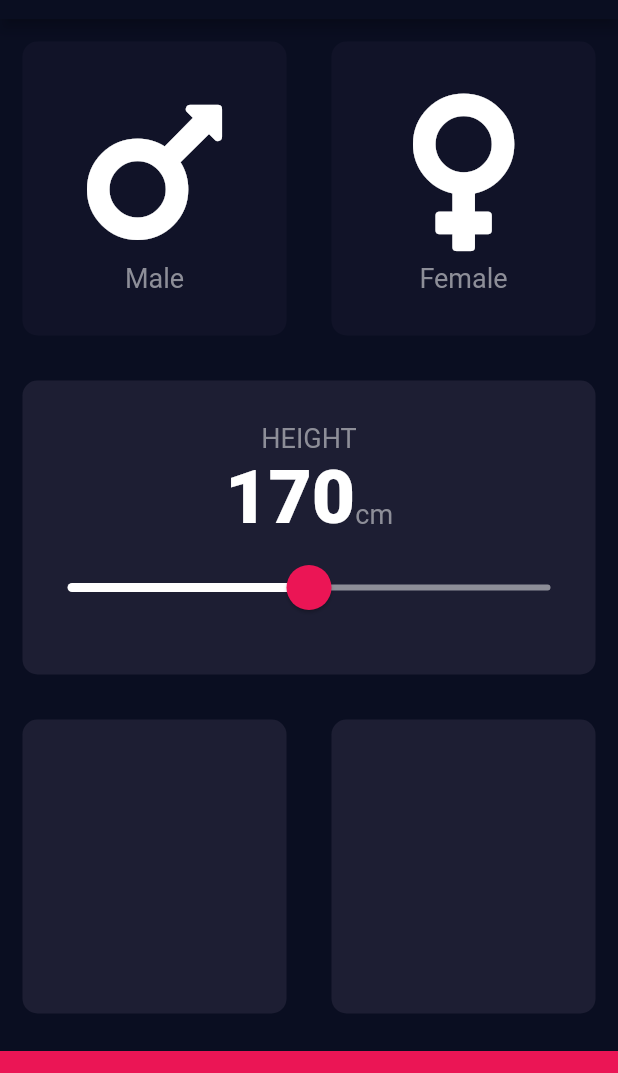
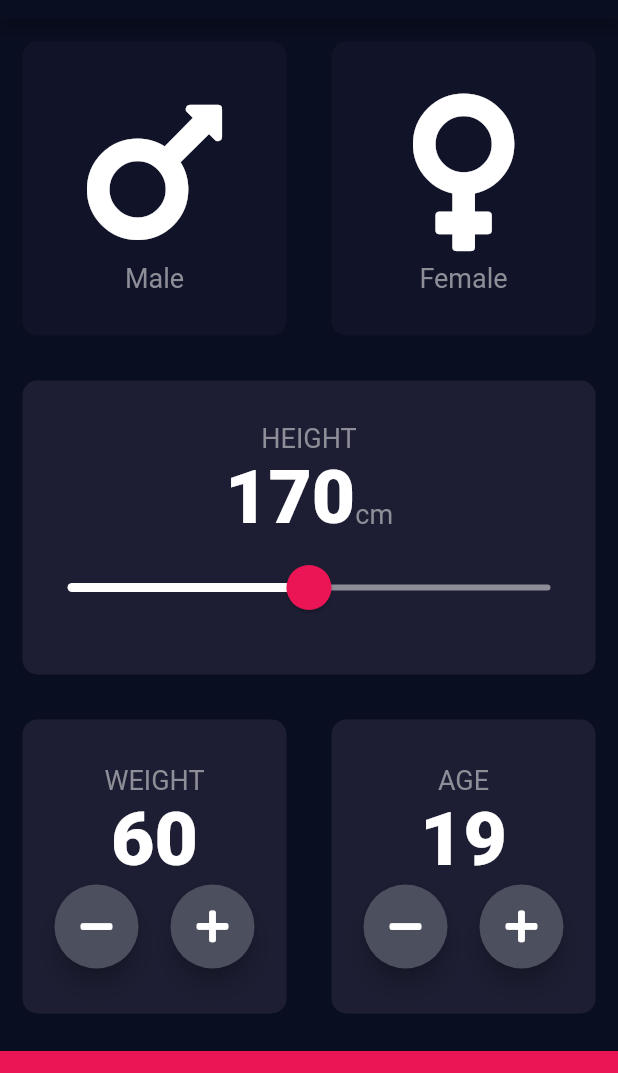
Before and after one commit to aryailham/Flutter-Udemy, a Flutter app: the screen it shows after launch, on a phone screen of 412 x 824 dp, the part 65-1138 px from its top. Run offline on Flutter 3.47's test engine with Material 2 defaults, Android fonts, the light colour scheme and no system bars; our stand-ins replace audioplayers, font_awesome_flutter.

Commit message:
completed course 132

```diff
--- a/bmi-calculator-flutter-master/lib/input_page.dart
+++ b/bmi-calculator-flutter-master/lib/input_page.dart
@@ -16,7 +16,10 @@ class _InputPageState extends State<InputPage> {
 
   Color maleCardColor = kInactiveCardColor;
   Color femaleCardColor = kInactiveCardColor;
+
   int height = 170;
+  int weight = 60;
+  int age = 19;
 
   void changeGender(Gender gender) {
     selectedGender = gender;
@@ -104,7 +107,72 @@ class _InputPageState extends State<InputPage> {
           Expanded(
               flex: 1,
               child: Row(
-                children: [ReusableCard(), ReusableCard()],
+                children: [
+                  ReusableCard(
+                    cardChild: Column(
+                      mainAxisAlignment: MainAxisAlignment.center,
+                      children: [
+                        Text("WEIGHT", style: kLabelTextStyle),
+                        Text(weight.toString(), style: kNumberTextStyle),
+                        Row(
+                          mainAxisAlignment: MainAxisAlignment.spaceEvenly,
+                          children: [
+                            RoundIconButton(
+                              child: Icon(FontAwesomeIcons.minus),
+                              onPressed: () {
+                                setState(() {
+                                  if(weight > 0) {
+                                    weight -= 1;
+                                  }
+                                });
+                              },
+                            ),
+                            RoundIconButton(
+                              child: Icon(FontAwesomeIcons.plus),
+                              onPressed: () {
+                                setState(() {
+                                  weight += 1;
+                                });
+                              },
+                            )
+                          ],
+                        ),
+                      ],
+                    ),
+                  ),
+                  ReusableCard(
+                    cardChild: Column(
+                      mainAxisAlignment: MainAxisAlignment.center,
+                      children: [
+                        Text("AGE", style: kLabelTextStyle),
+                        Text(age.toString(), style: kNumberTextStyle),
+                        Row(
+                          mainAxisAlignment: MainAxisAlignment.spaceEvenly,
+                          children: [
+                            RoundIconButton(
+                              child: Icon(FontAwesomeIcons.minus),
+                              onPressed: () {
+                                setState(() {
+                                  if(age > 0) {
+                                    age -= 1;
+                                  }
+                                });
+                              },
+                            ),
+                            RoundIconButton(
+                              child: Icon(FontAwesomeIcons.plus),
+                              onPressed: () {
+                                setState(() {
+                                  age += 1;
+                                });
+                              },
+                            )
+                          ],
+                        ),
+                      ],
+                    ),
+                  ),
+                ],
               )),
           Container(
             color: kBottomContainerColor,
@@ -117,3 +185,26 @@ class _InputPageState extends State<InputPage> {
     );
   }
 }
+
+class RoundIconButton extends StatelessWidget {
+  RoundIconButton({this.child, this.onPressed});
+
+  final Widget child;
+
+  final Function onPressed;
+
+  @override
+  Widget build(BuildContext context) {
+    return RawMaterialButton(
+      child: child,
+      onPressed: onPressed,
+      elevation: 6.0,
+      constraints: BoxConstraints.tightFor(
+        width: 56.0,
+        height: 56.0
+      ),
+      shape: CircleBorder(),
+      fillColor: Color(0xFF4C4F5E),
+    );
+  }
+}
```
